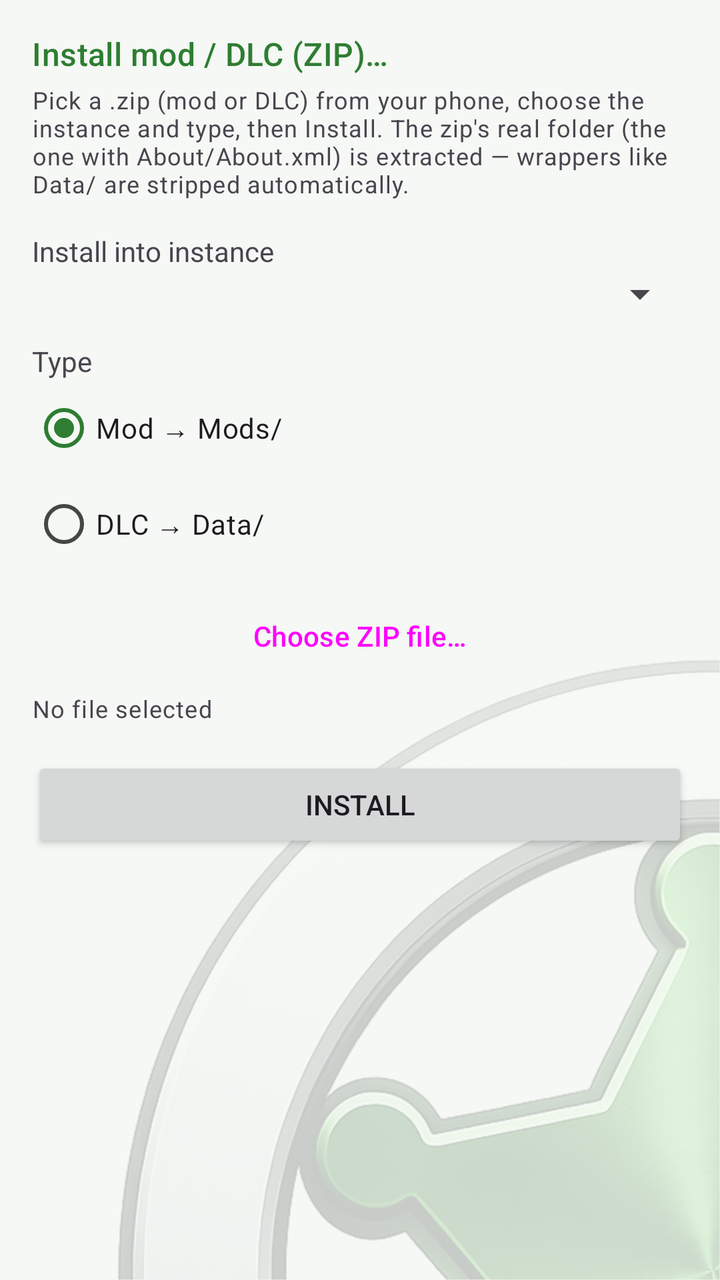
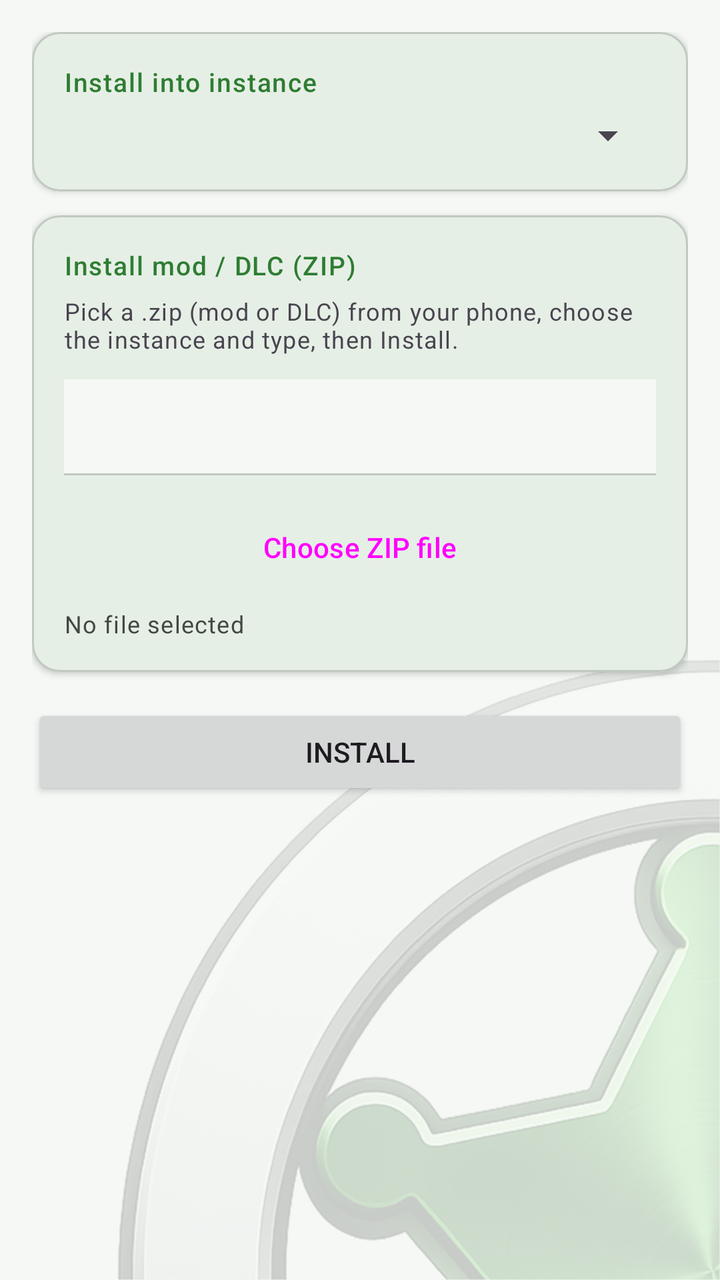

Compare the two renders of this Android layout. The source of the first and the diff that turns it into the second are given below.
<!-- AndroidManifest.xml: application theme AppTheme -->
<!-- res/layout/fragment_install_content.xml -->
<?xml version="1.0" encoding="utf-8"?>
<ScrollView xmlns:android="http://schemas.android.com/apk/res/android"
    android:layout_width="match_parent"
    android:layout_height="match_parent">

    <LinearLayout
        android:layout_width="match_parent"
        android:layout_height="wrap_content"
        android:orientation="vertical"
        android:padding="16dp">

        <TextView
            android:layout_width="wrap_content"
            android:layout_height="wrap_content"
            android:text="@string/nav_install_content"
            android:textAppearance="?attr/textAppearanceTitleMedium"
            android:textColor="?attr/colorPrimary"
            android:layout_marginBottom="4dp" />

        <TextView
            android:layout_width="match_parent"
            android:layout_height="wrap_content"
            android:text="@string/install_content_note"
            android:textAppearance="?attr/textAppearanceBodySmall"
            android:layout_marginBottom="16dp" />

        <TextView
            android:layout_width="wrap_content"
            android:layout_height="wrap_content"
            android:text="@string/install_content_instance" />
        <Spinner
            android:id="@+id/sp_install_instance"
            android:layout_width="match_parent"
            android:layout_height="wrap_content"
            android:layout_marginBottom="12dp" />

        <TextView
            android:layout_width="wrap_content"
            android:layout_height="wrap_content"
            android:text="@string/install_content_type" />
        <RadioGroup
            android:id="@+id/rg_install_type"
            android:layout_width="match_parent"
            android:layout_height="wrap_content"
            android:layout_marginBottom="8dp">
            <RadioButton
                android:id="@+id/rb_install_mod"
                android:layout_width="wrap_content"
                android:layout_height="wrap_content"
                android:checked="true"
                android:text="@string/install_content_mod" />
            <RadioButton
                android:id="@+id/rb_install_dlc"
                android:layout_width="wrap_content"
                android:layout_height="wrap_content"
                android:text="@string/install_content_dlc" />
        </RadioGroup>

        <Button
            android:id="@+id/btn_install_pick"
            style="@style/Widget.Material3.Button.OutlinedButton"
            android:layout_width="match_parent"
            android:layout_height="wrap_content"
            android:text="@string/install_content_pick" />

        <TextView
            android:id="@+id/tv_install_file"
            android:layout_width="match_parent"
            android:layout_height="wrap_content"
            android:layout_marginTop="4dp"
            android:layout_marginBottom="16dp"
            android:text="@string/install_content_no_file"
            android:textAppearance="?attr/textAppearanceBodySmall" />

        <Button
            android:id="@+id/btn_install_go"
            android:layout_width="match_parent"
            android:layout_height="wrap_content"
            android:text="@string/install_content_go" />

    </LinearLayout>
</ScrollView>
<!-- resources referenced by this layout -->
<resources>
  <string name="install_content_dlc">DLC → Data/</string>
  <string name="install_content_go">Install</string>
  <string name="install_content_instance">Install into instance</string>
  <string name="install_content_mod">Mod → Mods/</string>
  <string name="install_content_no_file">No file selected</string>
  <string name="install_content_note">Pick a .zip (mod or DLC) from your phone, choose the instance and type, then Install. The zip\'s real folder (the one with About/About.xml) is extracted — wrappers like Data/ are stripped automatically.</string>
  <string name="install_content_pick">Choose ZIP file…</string>
  <string name="install_content_type">Type</string>
  <string name="nav_install_content">Install mod / DLC (ZIP)…</string>
  <color name="rd_primary">#2E7D32</color>
  <color name="rd_primary_container">#B4F0B6</color>
  <color name="rd_on_primary_container">#00210A</color>
  <color name="md_theme_secondary">#4F6354</color>
  <color name="md_theme_onSecondary">#FFFFFF</color>
  <color name="md_theme_secondaryContainer">#D2E8D6</color>
  <color name="md_theme_onSecondaryContainer">#0E1F14</color>
  <color name="md_theme_tertiary">#3A656E</color>
  <color name="md_theme_onTertiary">#FFFFFF</color>
  <color name="md_theme_tertiaryContainer">#BEEAF5</color>
  <color name="md_theme_onTertiaryContainer">#001F25</color>
  <color name="md_theme_error">#BA1A1A</color>
  <color name="md_theme_onError">#FFFFFF</color>
  <color name="md_theme_errorContainer">#FFDAD6</color>
  <color name="md_theme_onErrorContainer">#410002</color>
  <color name="md_theme_background">#F5F8F4</color>
  <color name="md_theme_onBackground">#181D18</color>
  <color name="md_theme_surface">#F5F8F4</color>
  <color name="md_theme_onSurface">#181D18</color>
  <color name="md_theme_surfaceVariant">#DCE5DC</color>
  <color name="md_theme_onSurfaceVariant">#414942</color>
  <color name="md_theme_outlineVariant">#C0C9C0</color>
  <color name="md_theme_inverseSurface">#2D322E</color>
  <color name="md_theme_inverseOnSurface">#EFF1EB</color>
  <color name="md_theme_inversePrimary">#86D88A</color>
  <color name="md_theme_surfaceDim">#D5DBD3</color>
  <color name="md_theme_surfaceBright">#F5F8F4</color>
  <color name="md_theme_surfaceContainerLowest">#FFFFFF</color>
  <color name="md_theme_surfaceContainerLow">#EFF2EC</color>
  <color name="md_theme_surfaceContainer">#E9ECE6</color>
  <color name="md_theme_surfaceContainerHigh">#E4E7E1</color>
  <color name="md_theme_surfaceContainerHighest">#DEE1DB</color>
  <style name="AppTheme.Button" parent="Widget.Material3.Button">
          <item name="android:minWidth">0dp</item>
          <item name="android:paddingStart">24dp</item>
          <item name="android:paddingEnd">24dp</item>
          <item name="android:textSize">15sp</item>
          <item name="android:textAllCaps">false</item>
      </style>
  <style name="AppTheme.NavigationView" parent="Widget.Material3.NavigationView">
          <item name="dividerColor">@color/rd_primary</item>
          <item name="itemTextAppearance">@style/AppTheme.NavigationView.Item</item>
          <item name="itemHorizontalPadding">23dp</item>
      </style>
  <style name="ThemeOverlay.RimDroid.Dialog" parent="ThemeOverlay.Material3.MaterialAlertDialog">
          <item name="materialAlertDialogTitleTextStyle">@style/RimDroid.Dialog.Title</item>
      </style>
  <style name="AppTheme.NavigationView.Item" parent="TextAppearance.Material3.LabelLarge">
          <item name="android:textSize">13sp</item>
      </style>
  <style name="RimDroid.Dialog.Title" parent="MaterialAlertDialog.Material3.Title.Text">
          <item name="android:textColor">?attr/colorPrimary</item>
      </style>
  <!-- unchanged entries left out for length: 3 -->
</resources>

<!-- the commit's change to res/layout/fragment_install_content.xml (unified diff, before → after) -->
@@ -1,5 +1,6 @@
 <?xml version="1.0" encoding="utf-8"?>
 <ScrollView xmlns:android="http://schemas.android.com/apk/res/android"
+    xmlns:app="http://schemas.android.com/apk/res-auto"
     android:layout_width="match_parent"
     android:layout_height="match_parent">
 
@@ -9,68 +10,90 @@
         android:orientation="vertical"
         android:padding="16dp">
 
-        <TextView
-            android:layout_width="wrap_content"
-            android:layout_height="wrap_content"
-            android:text="@string/nav_install_content"
-            android:textAppearance="?attr/textAppearanceTitleMedium"
-            android:textColor="?attr/colorPrimary"
-            android:layout_marginBottom="4dp" />
-
-        <TextView
+        
+        <com.google.android.material.card.MaterialCardView
             android:layout_width="match_parent"
             android:layout_height="wrap_content"
-            android:text="@string/install_content_note"
-            android:textAppearance="?attr/textAppearanceBodySmall"
-            android:layout_marginBottom="16dp" />
+            android:layout_marginBottom="12dp"
+            app:cardCornerRadius="14dp"
+            app:cardElevation="2dp">
 
-        <TextView
-            android:layout_width="wrap_content"
-            android:layout_height="wrap_content"
-            android:text="@string/install_content_instance" />
-        <Spinner
-            android:id="@+id/sp_install_instance"
+          <LinearLayout
+              android:layout_width="match_parent"
+              android:layout_height="wrap_content"
+              android:orientation="vertical"
+              android:padding="16dp">
+
+            <TextView
+                style="@style/AppTheme.CardHeader"
+                android:layout_width="wrap_content"
+                android:layout_height="wrap_content"
+                android:text="@string/install_content_instance"
+                android:layout_marginBottom="6dp" />
+
+            <Spinner
+                android:id="@+id/sp_install_instance"
+                android:layout_width="match_parent"
+                android:layout_height="wrap_content" />
+
+          </LinearLayout>
+        </com.google.android.material.card.MaterialCardView>
+
+        
+        <com.google.android.material.card.MaterialCardView
             android:layout_width="match_parent"
             android:layout_height="wrap_content"
-            android:layout_marginBottom="12dp" />
+            android:layout_marginBottom="16dp"
+            app:cardCornerRadius="14dp"
+            app:cardElevation="2dp">
 
-        <TextView
-            android:layout_width="wrap_content"
-            android:layout_height="wrap_content"
-            android:text="@string/install_content_type" />
-        <RadioGroup
-            android:id="@+id/rg_install_type"
-            android:layout_width="match_parent"
-            android:layout_height="wrap_content"
-            android:layout_marginBottom="8dp">
-            <RadioButton
-                android:id="@+id/rb_install_mod"
+          <LinearLayout
+              android:layout_width="match_parent"
+              android:layout_height="wrap_content"
+              android:orientation="vertical"
+              android:padding="16dp">
+
+            <TextView
+                style="@style/AppTheme.CardHeader"
                 android:layout_width="wrap_content"
                 android:layout_height="wrap_content"
-                android:checked="true"
-                android:text="@string/install_content_mod" />
-            <RadioButton
-                android:id="@+id/rb_install_dlc"
-                android:layout_width="wrap_content"
+                android:text="@string/nav_install_content"
+                android:layout_marginBottom="6dp" />
+
+            <TextView
+                android:layout_width="match_parent"
                 android:layout_height="wrap_content"
-                android:text="@string/install_content_dlc" />
-        </RadioGroup>
+                android:text="@string/install_content_note"
+                android:textAppearance="?attr/textAppearanceBodySmall"
+                android:layout_marginBottom="12dp" />
 
-        <Button
-            android:id="@+id/btn_install_pick"
-            style="@style/Widget.Material3.Button.OutlinedButton"
-            android:layout_width="match_parent"
-            android:layout_height="wrap_content"
-            android:text="@string/install_content_pick" />
+            
+            <com.google.android.material.tabs.TabLayout
+                android:id="@+id/tabs_install_type"
+                android:layout_width="match_parent"
+                android:layout_height="wrap_content"
+                android:layout_marginBottom="12dp"
+                app:tabGravity="fill"
+                app:tabMode="fixed" />
 
-        <TextView
-            android:id="@+id/tv_install_file"
-            android:layout_width="match_parent"
-            android:layout_height="wrap_content"
-            android:layout_marginTop="4dp"
-            android:layout_marginBottom="16dp"
-            android:text="@string/install_content_no_file"
-            android:textAppearance="?attr/textAppearanceBodySmall" />
+            <Button
+                android:id="@+id/btn_install_pick"
+                style="@style/Widget.Material3.Button.OutlinedButton"
+                android:layout_width="match_parent"
+                android:layout_height="wrap_content"
+                android:text="@string/install_content_pick" />
+
+            <TextView
+                android:id="@+id/tv_install_file"
+                android:layout_width="match_parent"
+                android:layout_height="wrap_content"
+                android:layout_marginTop="6dp"
+                android:text="@string/install_content_no_file"
+                android:textAppearance="?attr/textAppearanceBodySmall"
+                android:textColor="?attr/colorOnSurfaceVariant" />
+
+          </LinearLayout>
+        </com.google.android.material.card.MaterialCardView>
 
         <Button
             android:id="@+id/btn_install_go"
<!-- resource entries referenced after the edit -->
@@ -1,14 +1,16 @@
 <!-- resources referenced by this layout -->
 <resources>
-  <string name="install_content_dlc">DLC → Data/</string>
   <string name="install_content_go">Install</string>
   <string name="install_content_instance">Install into instance</string>
-  <string name="install_content_mod">Mod → Mods/</string>
   <string name="install_content_no_file">No file selected</string>
-  <string name="install_content_note">Pick a .zip (mod or DLC) from your phone, choose the instance and type, then Install. The zip\'s real folder (the one with About/About.xml) is extracted — wrappers like Data/ are stripped automatically.</string>
-  <string name="install_content_pick">Choose ZIP file…</string>
-  <string name="install_content_type">Type</string>
-  <string name="nav_install_content">Install mod / DLC (ZIP)…</string>
+  <string name="install_content_note">Pick a .zip (mod or DLC) from your phone, choose the instance and type, then Install.</string>
+  <string name="install_content_pick">Choose ZIP file</string>
+  <string name="nav_install_content">Install mod / DLC (ZIP)</string>
+  <style name="AppTheme.CardHeader" parent="TextAppearance.Material3.LabelSmall">
+          <item name="android:textColor">?attr/colorPrimary</item>
+          <item name="android:textSize">13sp</item>
+          <item name="android:textAllCaps">false</item>
+      </style>
   <color name="rd_primary">#2E7D32</color>
   <color name="rd_primary_container">#B4F0B6</color>
   <color name="rd_on_primary_container">#00210A</color>
